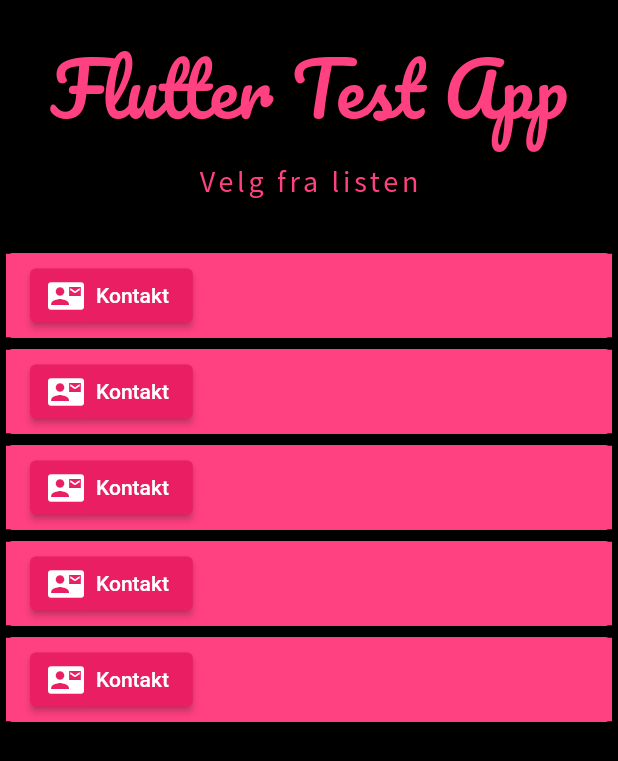
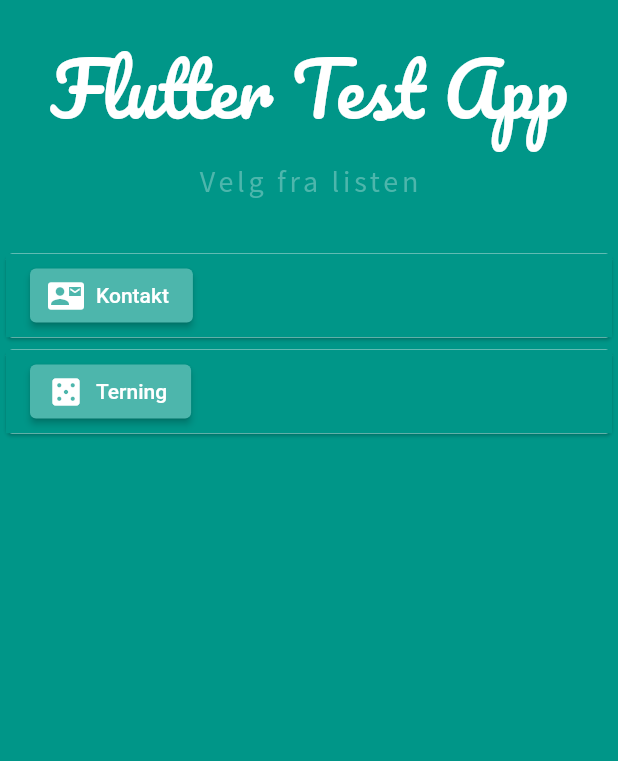
Before and after one commit to rbyre/playground, a Flutter app: the screen it shows after launch, on a phone screen of 412 x 824 dp. Shown: the top 761 px of the screen. Run offline on Flutter 3.47's test engine with Material 2 defaults, Android fonts, the light colour scheme and no system bars.

Commit message:
added terning app

```diff
--- a/lib/home.dart
+++ b/lib/home.dart
@@ -1,5 +1,6 @@
 import 'package:flutter/material.dart';
 import 'package:playground/Contact.dart';
+import 'package:playground/dice.dart';
 
 class Home extends StatelessWidget {
   const Home({Key? key}) : super(key: key);
@@ -8,7 +9,7 @@ class Home extends StatelessWidget {
   Widget build(BuildContext context) {
     return MaterialApp(
       home: Scaffold(
-        backgroundColor: Colors.black,
+        backgroundColor: Colors.teal,
         // appBar: AppBar(
         //   backgroundColor: Colors.pinkAccent,
         //   title: Text('Hjem'),
@@ -21,7 +22,7 @@ class Home extends StatelessWidget {
             ),
             Text(
               'Flutter Test App',
-              style: TextStyle(fontFamily: 'Pacifico', fontSize: 48, color: Colors.pinkAccent),
+              style: TextStyle(fontFamily: 'Pacifico', fontSize: 48, color: Colors.white),
             ),
             SizedBox(
               height: 8,
@@ -30,7 +31,7 @@ class Home extends StatelessWidget {
               'Velg fra listen',
               style: TextStyle(
                   fontFamily: 'SourceSansPro',
-                  color: Colors.pinkAccent,
+                  color: Colors.teal[300],
                   fontSize: 20,
                   letterSpacing: 2.5),
             ),
@@ -45,10 +46,10 @@ class Home extends StatelessWidget {
                     Card(
                       color: Colors.white,
                       child: ListTile(
-                        tileColor: Colors.pinkAccent,
+                        tileColor: Colors.teal,
                         leading: ElevatedButton.icon(
                             style: ElevatedButton.styleFrom(
-                              primary: Colors.pink,
+                              primary: Colors.teal[300],
                             ),
                             onPressed: () {
                               Navigator.push(
@@ -64,77 +65,23 @@ class Home extends StatelessWidget {
                     Card(
                       color: Colors.white,
                       child: ListTile(
-                        tileColor: Colors.pinkAccent,
+                        tileColor: Colors.teal,
                         leading: ElevatedButton.icon(
                             style: ElevatedButton.styleFrom(
-                              primary: Colors.pink,
+                              primary: Colors.teal[300],
                             ),
                             onPressed: () {
                               Navigator.push(
-                                  context, MaterialPageRoute(builder: (context) => Contact()));
+                                  context, MaterialPageRoute(builder: (context) => Dice()));
                             },
                             icon: Icon(
-                              Icons.contact_mail,
+                              Icons.casino,
                               color: Colors.white,
                             ),
-                            label: Text('Kontakt')),
-                      ),
-                    ),
-                    Card(
-                      color: Colors.white,
-                      child: ListTile(
-                        tileColor: Colors.pinkAccent,
-                        leading: ElevatedButton.icon(
-                            style: ElevatedButton.styleFrom(
-                              primary: Colors.pink,
-                            ),
-                            onPressed: () {
-                              Navigator.push(
-                                  context, MaterialPageRoute(builder: (context) => Contact()));
-                            },
-                            icon: Icon(
-                              Icons.contact_mail,
-                              color: Colors.white,
-                            ),
-                            label: Text('Kontakt')),
-                      ),
-                    ),
-                    Card(
-                      color: Colors.white,
-                      child: ListTile(
-                        tileColor: Colors.pinkAccent,
-                        leading: ElevatedButton.icon(
-                            style: ElevatedButton.styleFrom(
-                              primary: Colors.pink,
-                            ),
-                            onPressed: () {
-                              Navigator.push(
-                                  context, MaterialPageRoute(builder: (context) => Contact()));
-                            },
-                            icon: Icon(
-                              Icons.contact_mail,
-                              color: Colors.white,
-                            ),
-                            label: Text('Kontakt')),
-                      ),
-                    ),
-                    Card(
-                      color: Colors.white,
-                      child: ListTile(
-                        tileColor: Colors.pinkAccent,
-                        leading: ElevatedButton.icon(
-                            style: ElevatedButton.styleFrom(
-                              primary: Colors.pink,
-                            ),
-                            onPressed: () {
-                              Navigator.push(
-                                  context, MaterialPageRoute(builder: (context) => Contact()));
-                            },
-                            icon: Icon(
-                              Icons.contact_mail,
-                              color: Colors.white,
-                            ),
-                            label: Text('Kontakt')),
+                            label: Text(
+                              'Terning',
+                              style: TextStyle(color: Colors.white),
+                            )),
                       ),
                     ),
                   ],
```
Also changed, not shown: lib/contact.dart (+9 -9 lines), lib/dice.dart (added, +80 -0 lines), pubspec.yaml (+7 -3 lines), images/dice1.png (added), images/dice2.png (added), images/dice3.png (added), images/dice4.png (added), images/dice5.png (added), images/dice6.png (added).
